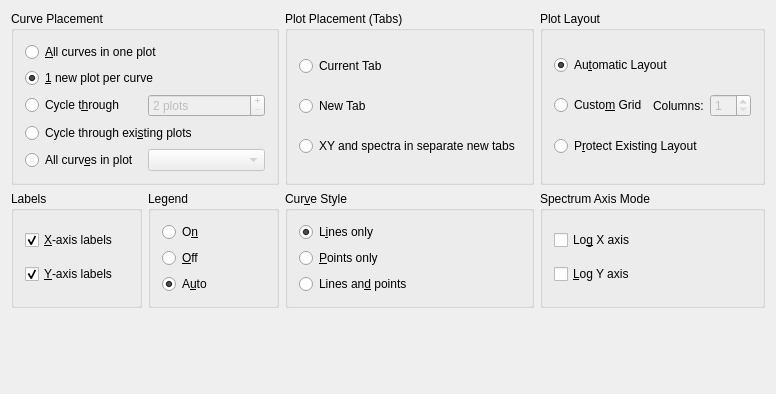
This is src/libkstapp/datawizardpageplot.ui in Kst-plot/kst as Qt 5 draws it before an edit. The edited form follows.
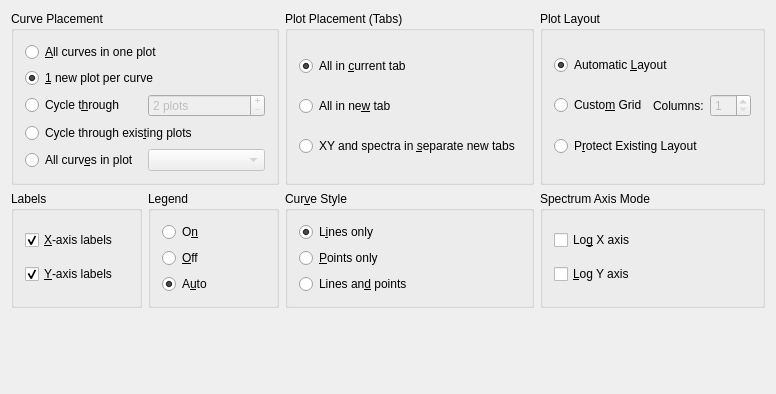
This is the edited form. Custom widgets are drawn as their Qt base class.

```diff
--- a/src/libkstapp/datawizardpageplot.ui
+++ b/src/libkstapp/datawizardpageplot.ui
@@ -207,7 +207,7 @@
       <item row="3" column="0">
        <widget class="QRadioButton" name="_cycleExisting">
         <property name="text">
-         <string>Cycle through exi&amp;sting plots</string>
+         <string>Cycle through exis&amp;ting plots</string>
         </property>
         <property name="checked">
          <bool>false</bool>
@@ -247,21 +247,24 @@
       <item>
        <widget class="QRadioButton" name="_currentTab">
         <property name="text">
-         <string>Current Tab</string>
+         <string>All in &amp;current tab</string>
+        </property>
+        <property name="checked">
+         <bool>true</bool>
         </property>
        </widget>
       </item>
       <item>
        <widget class="QRadioButton" name="_newTab">
         <property name="text">
-         <string>New Tab</string>
+         <string>All in ne&amp;w tab</string>
         </property>
        </widget>
       </item>
       <item>
        <widget class="QRadioButton" name="_separateTabs">
         <property name="text">
-         <string>XY and spectra in separate new tabs</string>
+         <string>XY and spectra in &amp;separate new tabs</string>
         </property>
        </widget>
       </item>
@@ -277,7 +280,7 @@
       <item row="0" column="0" colspan="2">
        <widget class="QRadioButton" name="_autoLayout">
         <property name="text">
-         <string>Au&amp;tomatic Layout</string>
+         <string>Automatic &amp;Layout</string>
         </property>
         <property name="checked">
          <bool>true</bool>
```
Left out of the diff: 72 changed lines with no effect on the pictures.
